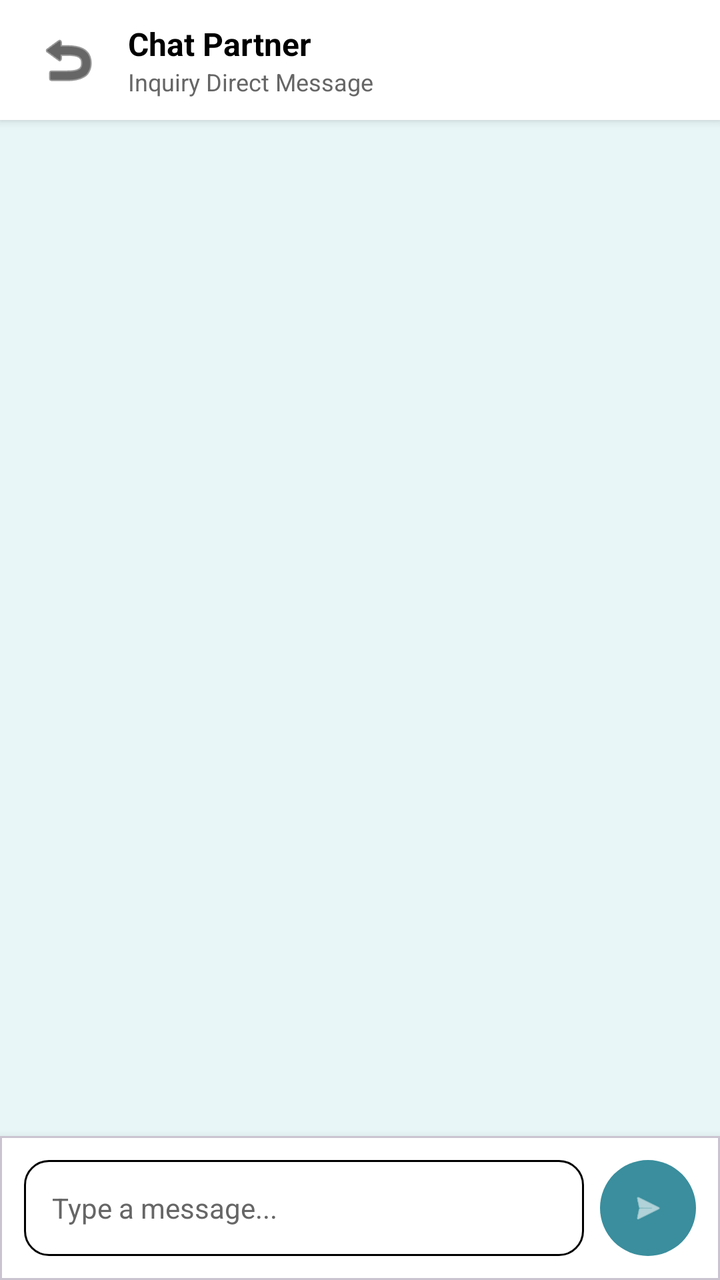
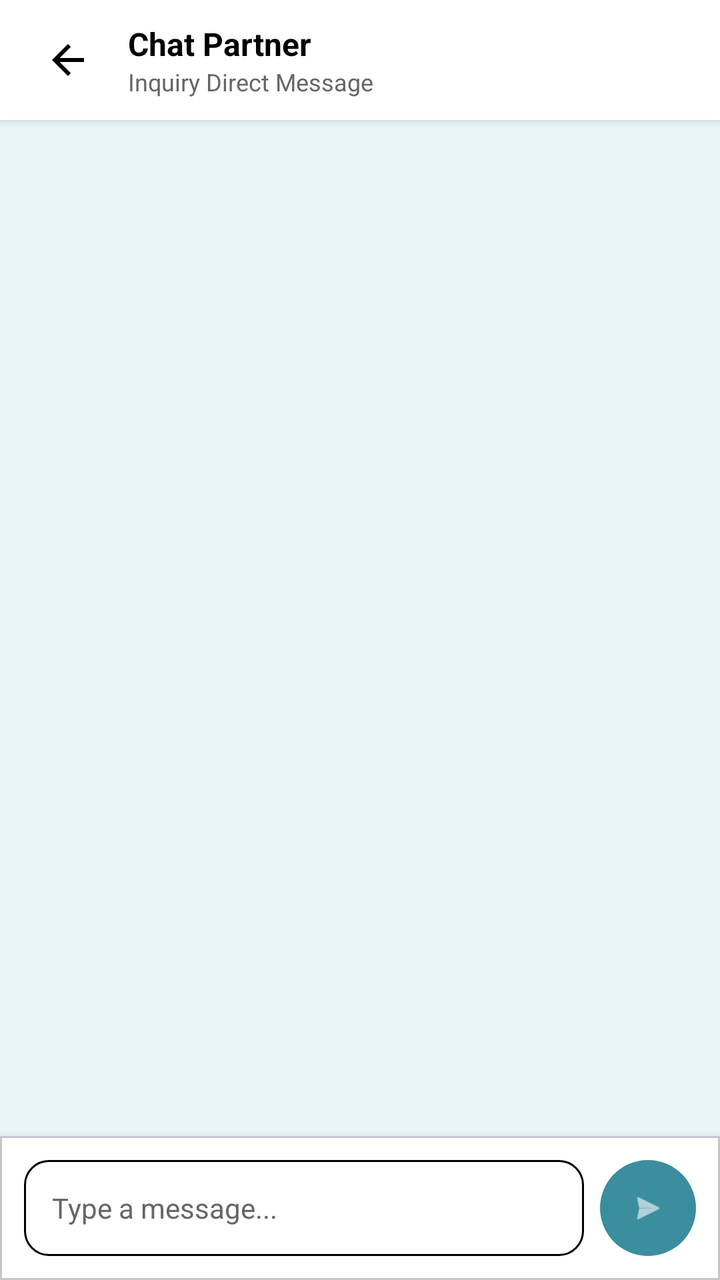

Screens rendered from an Android XML layout before and after an edit, with the pre-edit source and the edit as a unified diff.
<!-- AndroidManifest.xml: application theme Theme.PharmaFind -->
<!-- res/layout/activity_chat.xml -->
<?xml version="1.0" encoding="utf-8"?>
<androidx.constraintlayout.widget.ConstraintLayout xmlns:android="http://schemas.android.com/apk/res/android"
    xmlns:app="http://schemas.android.com/apk/res-auto"
    android:layout_width="match_parent"
    android:layout_height="match_parent"
    android:background="@color/background_light">

    
    <LinearLayout
        android:id="@+id/toolbarChat"
        android:layout_width="match_parent"
        android:layout_height="60dp"
        android:background="@color/white"
        android:elevation="3dp"
        android:gravity="center_vertical"
        android:orientation="horizontal"
        android:paddingHorizontal="16dp"
        app:layout_constraintTop_toTopOf="parent">

        <ImageButton
            android:id="@+id/btnBackChat"
            android:layout_width="36dp"
            android:layout_height="36dp"
            android:background="?attr/selectableItemBackgroundBorderless"
            android:contentDescription="Back"
            android:src="@android:drawable/ic_menu_revert"
            app:tint="@color/black" />

        <LinearLayout
            android:layout_width="wrap_content"
            android:layout_height="wrap_content"
            android:layout_marginStart="12dp"
            android:orientation="vertical">

            <TextView
                android:id="@+id/tvChatPartnerName"
                android:layout_width="wrap_content"
                android:layout_height="wrap_content"
                android:text="Chat Partner"
                android:textColor="@color/black"
                android:textSize="16sp"
                android:textStyle="bold" />

            <TextView
                android:id="@+id/tvChatSubtitle"
                android:layout_width="wrap_content"
                android:layout_height="wrap_content"
                android:text="Inquiry Direct Message"
                android:textColor="@color/text_gray"
                android:textSize="12sp" />

        </LinearLayout>

    </LinearLayout>

    
    <androidx.recyclerview.widget.RecyclerView
        android:id="@+id/rvMessages"
        android:layout_width="match_parent"
        android:layout_height="0dp"
        android:padding="12dp"
        app:layout_constraintBottom_toTopOf="@id/cardChatInput"
        app:layout_constraintTop_toBottomOf="@id/toolbarChat" />

    
    <com.google.android.material.card.MaterialCardView
        android:id="@+id/cardChatInput"
        android:layout_width="match_parent"
        android:layout_height="wrap_content"
        app:cardBackgroundColor="@color/white"
        app:cardCornerRadius="0dp"
        app:cardElevation="8dp"
        app:layout_constraintBottom_toBottomOf="parent">

        <LinearLayout
            android:layout_width="match_parent"
            android:layout_height="wrap_content"
            android:gravity="center_vertical"
            android:orientation="horizontal"
            android:padding="12dp">

            <EditText
                android:id="@+id/etChatMessageInput"
                android:layout_width="0dp"
                android:layout_height="48dp"
                android:layout_weight="1"
                android:background="@drawable/edittext_background"
                android:hint="Type a message..."
                android:inputType="textMultiLine"
                android:maxLines="3"
                android:paddingHorizontal="14dp"
                android:textColor="@color/black"
                android:textColorHint="@color/text_gray"
                android:textSize="14sp" />

            <com.google.android.material.button.MaterialButton
                android:id="@+id/btnSendMessage"
                android:layout_width="48dp"
                android:layout_height="48dp"
                android:layout_marginStart="8dp"
                android:insetLeft="0dp"
                android:insetTop="0dp"
                android:insetRight="0dp"
                android:insetBottom="0dp"
                android:padding="0dp"
                app:backgroundTint="@color/primary_teal"
                app:cornerRadius="24dp"
                app:icon="@android:drawable/ic_menu_send"
                app:iconGravity="textStart"
                app:iconPadding="0dp"
                app:iconTint="@color/white" />

        </LinearLayout>

    </com.google.android.material.card.MaterialCardView>

</androidx.constraintlayout.widget.ConstraintLayout>
<!-- resources referenced by this layout -->
<resources>
  <color name="background_light">#E8F6F8</color>
  <color name="black">#FF000000</color>
  <color name="primary_teal">#3A8E9D</color>
  <color name="text_gray">#666666</color>
  <color name="white">#FFFFFFFF</color>
  <!-- drawable edittext_background (drawable) -->
  <?xml version="1.0" encoding="utf-8"?>
  <shape xmlns:android="http://schemas.android.com/apk/res/android">
      <corners android:radius="12dp" />
      <stroke android:width="1dp" android:color="#000000" />
      <solid android:color="@android:color/transparent" />
  </shape>
  <style name="Theme.PharmaFind" parent="Base.Theme.PharmaFind">
          <item name="colorPrimary">@color/primary_teal</item>
          <item name="colorOnPrimary">@color/white</item>
          <item name="colorPrimaryContainer">@color/teal_container</item>
          <item name="colorOnPrimaryContainer">@color/primary_dark</item>
          <item name="colorSecondary">@color/primary_teal</item>
          <item name="colorOnSecondary">@color/white</item>
          <item name="colorSecondaryContainer">@color/teal_container</item>
          <item name="colorOnSecondaryContainer">@color/primary_dark</item>
      </style>
  <style name="Base.Theme.PharmaFind" parent="Theme.Material3.Light.NoActionBar">
          <item name="android:forceDarkAllowed" tools:targetApi="q">false</item>
          
          
      </style>
  <color name="teal_container">#D6EEF1</color>
  <color name="primary_dark">#1F6371</color>
</resources>

<!-- the commit's change to res/layout/activity_chat.xml (unified diff, before → after) -->
@@ -23,7 +23,7 @@
             android:layout_height="36dp"
             android:background="?attr/selectableItemBackgroundBorderless"
             android:contentDescription="Back"
-            android:src="@android:drawable/ic_menu_revert"
+            android:src="@drawable/ic_arrow_back"
             app:tint="@color/black" />
 
         <LinearLayout
<!-- resource entries referenced after the edit -->
@@ -12,6 +12,18 @@
       <stroke android:width="1dp" android:color="#000000" />
       <solid android:color="@android:color/transparent" />
   </shape>
+  <!-- drawable ic_arrow_back (drawable) -->
+  <?xml version="1.0" encoding="utf-8"?>
+  <vector xmlns:android="http://schemas.android.com/apk/res/android"
+      android:width="24dp"
+      android:height="24dp"
+      android:autoMirrored="true"
+      android:viewportWidth="24"
+      android:viewportHeight="24">
+      <path
+          android:fillColor="#FF000000"
+          android:pathData="M20,11H7.83l5.59,-5.59L12,4l-8,8 8,8 1.41,-1.41L7.83,13H20v-2z" />
+  </vector>
   <style name="Theme.PharmaFind" parent="Base.Theme.PharmaFind">
           <item name="colorPrimary">@color/primary_teal</item>
           <item name="colorOnPrimary">@color/white</item>
@@ -21,6 +33,18 @@
           <item name="colorOnSecondary">@color/white</item>
           <item name="colorSecondaryContainer">@color/teal_container</item>
           <item name="colorOnSecondaryContainer">@color/primary_dark</item>
+          <item name="colorSurface">@color/white</item>
+          <item name="colorOnSurface">@color/on_surface</item>
+          <item name="colorSurfaceVariant">@color/surface_variant</item>
+          <item name="colorOnSurfaceVariant">@color/on_surface_variant</item>
+          <item name="colorOutline">@color/outline</item>
+          <item name="colorSurfaceContainerLowest">@color/white</item>
+          <item name="colorSurfaceContainerLow">@color/surface_container_low</item>
+          <item name="colorSurfaceContainer">@color/surface_container</item>
+          <item name="colorSurfaceContainerHigh">@color/surface_container_high</item>
+          <item name="colorSurfaceContainerHighest">@color/surface_container_highest</item>
+          
+          <item name="elevationOverlayEnabled">false</item>
       </style>
   <style name="Base.Theme.PharmaFind" parent="Theme.Material3.Light.NoActionBar">
           <item name="android:forceDarkAllowed" tools:targetApi="q">false</item>
@@ -29,5 +53,13 @@
       </style>
   <color name="teal_container">#D6EEF1</color>
   <color name="primary_dark">#1F6371</color>
+  <color name="on_surface">#1B1F21</color>
+  <color name="surface_variant">#E3EBEC</color>
+  <color name="on_surface_variant">#3F484A</color>
+  <color name="outline">#6F797A</color>
+  <color name="surface_container_low">#F4F8F8</color>
+  <color name="surface_container">#EEF3F4</color>
+  <color name="surface_container_high">#E8EEEF</color>
+  <color name="surface_container_highest">#E2E9EA</color>
 </resources>
 
